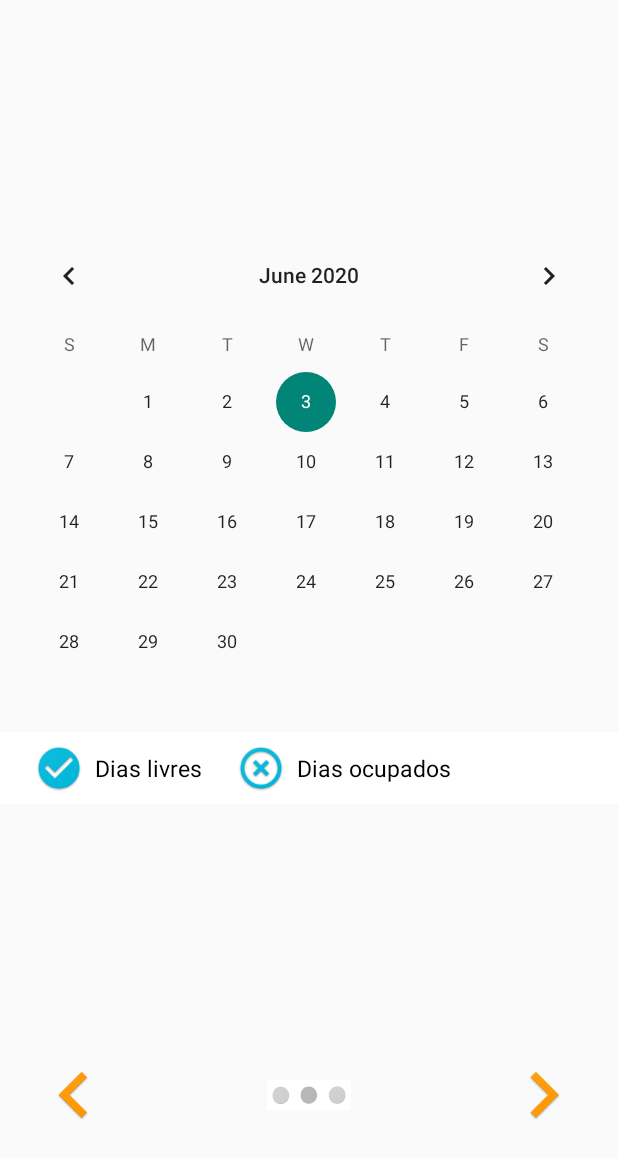
After one commit to monicadesign/App, an Android app: the layout marcacao_1.xml on its own in the app's theme, with its tools: preview values and no code run, on a phone screen of 412 x 824 dp. The commit adds this screen. Shown: the top 1158 px of the screen. Run offline under Robolectric (Android 15) with nearby library versions, the phone set to English and light mode, and no system bars.

Commit message:
agendar1

```diff
--- a/build.gradle
+++ b/build.gradle
@@ -30,4 +30,5 @@ dependencies {
     testImplementation 'junit:junit:4.12'
     androidTestImplementation 'androidx.test.ext:junit:1.1.1'
     androidTestImplementation 'androidx.test.espresso:espresso-core:3.2.0'
+    implementation 'com.squareup:android-times-square:1.6.5@aar'
 }
--- /dev/null
+++ b/src/main/res/layout/marcacao_1.xml
@@ -0,0 +1,66 @@
+<?xml version="1.0" encoding="utf-8"?>
+<LinearLayout xmlns:android="http://schemas.android.com/apk/res/android"
+    android:orientation="vertical"
+    android:layout_width="match_parent"
+    android:layout_height="match_parent"
+    android:gravity="center">
+
+    <CalendarView
+        android:layout_marginTop="80dp"
+        android:layout_width="match_parent"
+        android:layout_height="wrap_content"
+        android:src="@mipmap/caoins"/>
+
+        <LinearLayout
+        android:layout_width="match_parent"
+        android:layout_height="wrap_content"
+        android:background="@color/appcolor1"
+        android:gravity="center_vertical"
+        android:orientation="horizontal">
+
+        <ImageView
+            style="@style/EstiloIcons"
+            android:src="@mipmap/diasli"/>
+
+        <TextView
+            style="@style/TextoCaixas"
+            android:text="@string/Dias_li"/>
+
+        <ImageView
+            style="@style/EstiloIcons"
+            android:src="@mipmap/diasocup"/>
+
+        <TextView
+            style="@style/TextoCaixas"
+            android:text="@string/Dias_oc"/>
+
+        </LinearLayout>
+
+            <LinearLayout
+            android:layout_width="match_parent"
+            android:layout_height="wrap_content"
+            android:layout_marginTop="170dp"
+            android:gravity="center">
+
+            <ImageView
+            android:src="@mipmap/prev"
+            android:layout_width="wrap_content"
+            android:layout_height="wrap_content"
+            android:layout_gravity="left"
+            android:layout_marginRight="40dp"/>
+
+            <ImageView
+            android:src="@mipmap/circulos"
+            android:layout_gravity="center"
+            android:layout_height="20dp"
+            android:layout_width="wrap_content"/>
+
+            <ImageView
+            android:layout_width="wrap_content"
+            android:layout_height="wrap_content"
+            android:src="@mipmap/next"
+            android:layout_marginLeft="40dp"/>
+
+    </LinearLayout>
+
+</LinearLayout>
--- a/src/main/res/values/colors.xml
+++ b/src/main/res/values/colors.xml
@@ -9,7 +9,6 @@
     <color name="appcolor4">#F95F62</color>
     <color name="appcolor5">#000000</color>
     <color name="appcolor6">#CFCFCF</color>
-    <color name="appcolor7">#03E2FF</color>
 
 
 
--- a/src/main/res/values/strings.xml
+++ b/src/main/res/values/strings.xml
@@ -63,6 +63,10 @@ Só no ano de 2018 estima-se que cerca de  36 mil animais foram abandonados.
     <string name="Exemplo_canil2">ALAAR:Associação Limiana dos Amigos dos Animais de Rua </string>
     <string name="Algo_correu_mal">Parece que algo falhou. Por favor tente novamente</string>
     <string name="Correu_bem">Agendamento feito som sucesso. Obrigado pela sua colaboração!</string>
+    <string name="Dias_li">Dias livres</string>
+    <string name="Dias_oc">Dias ocupados</string>
+
+
 
 
 
```
Also changed, not shown: src/main/res/mipmap-hdpi/diasocup.png (added), src/main/res/mipmap-hdpi/diasoli.png (added), src/main/res/mipmap-mdpi/diasli.png (added), src/main/res/mipmap-mdpi/diasocup.png (added), src/main/res/mipmap-xhdpi/diasli.png (added), src/main/res/mipmap-xhdpi/diasocup.png (added), src/main/res/mipmap-xxhdpi/diasli.png (added), src/main/res/mipmap-xxhdpi/diasocup.png (added), src/main/res/mipmap-xxxhdpi/diasli.png (added), src/main/res/mipmap-xxxhdpi/diasocup.png (added), 1 other file.
